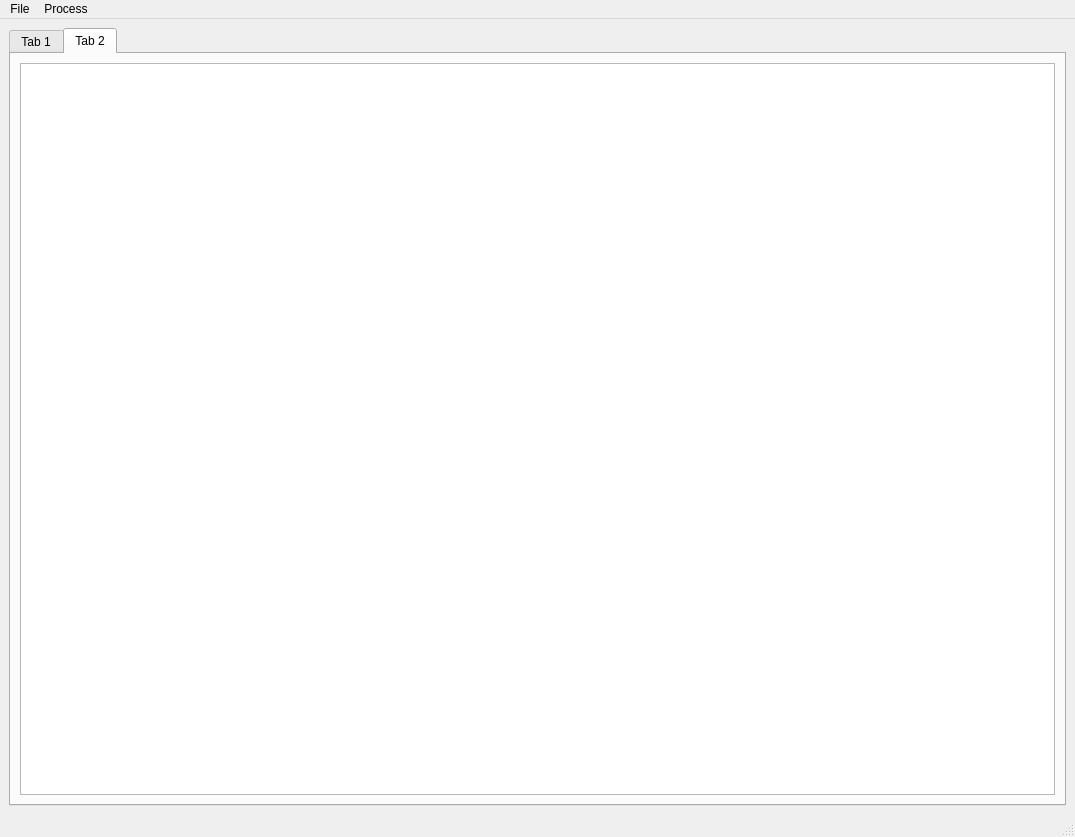
Above: image processing v1/main_window.ui from miclairy/Automated_Bloodstain_segmentation before the change. Below: the same form after it.
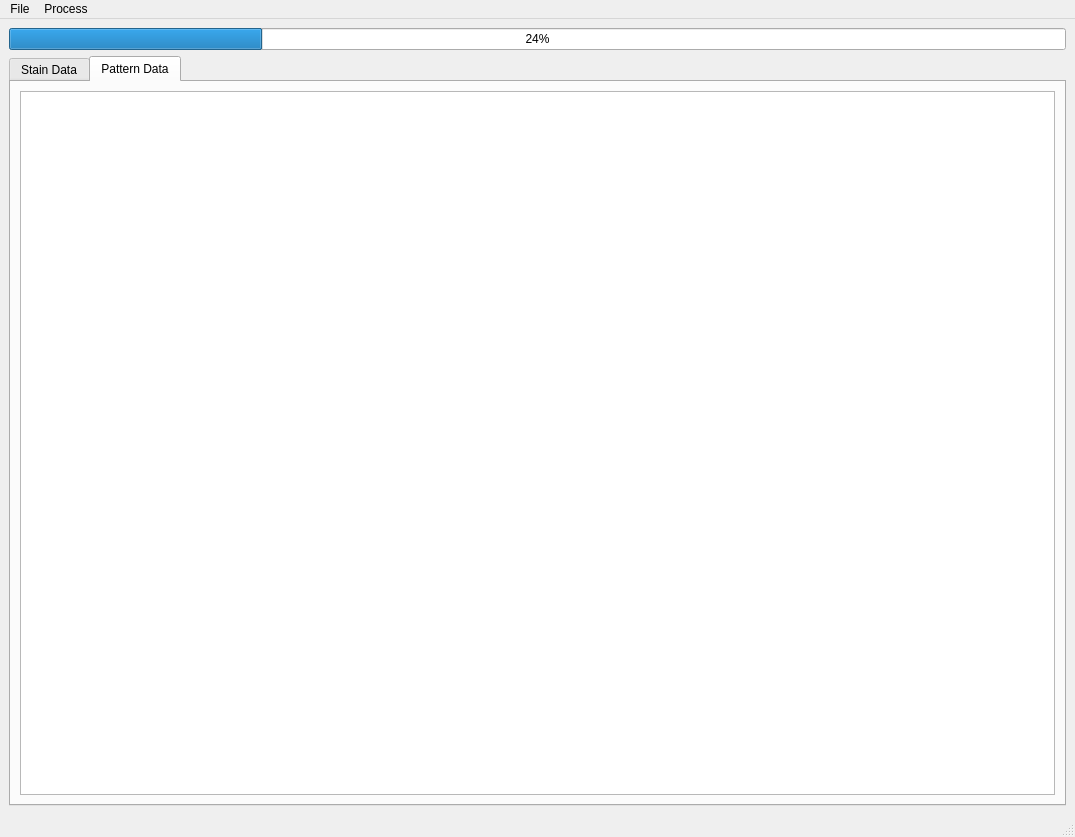
That is the form after the change. The open tabs and pages were chosen to show the change.

What changed in the file:
```diff
--- a/image processing v1/main_window.ui
+++ b/image processing v1/main_window.ui
@@ -24,7 +24,7 @@
     <bool>true</bool>
    </property>
    <layout class="QGridLayout" name="gridLayout">
-    <item row="0" column="0">
+    <item row="1" column="0">
      <layout class="QHBoxLayout" name="horizontalLayout" stretch="0">
       <property name="sizeConstraint">
        <enum>QLayout::SetMinimumSize</enum>
@@ -42,7 +42,7 @@
         </property>
         <widget class="QWidget" name="StainData">
          <attribute name="title">
-          <string>Tab 1</string>
+          <string>Stain Data</string>
          </attribute>
          <layout class="QGridLayout" name="gridLayout_3">
           <item row="0" column="0">
@@ -56,10 +56,10 @@
         </widget>
         <widget class="QWidget" name="PatternData">
          <attribute name="title">
-          <string>Tab 2</string>
+          <string>Pattern Data</string>
          </attribute>
          <layout class="QGridLayout" name="gridLayout_2">
-          <item row="0" column="0">
+          <item row="1" column="0">
            <layout class="QHBoxLayout" name="horizontalLayout_2" stretch="0">
             <property name="sizeConstraint">
              <enum>QLayout::SetDefaultConstraint</enum>
@@ -85,6 +85,13 @@
       </item>
      </layout>
     </item>
+    <item row="0" column="0">
+     <widget class="QProgressBar" name="progressBar">
+      <property name="value">
+       <number>24</number>
+      </property>
+     </widget>
+    </item>
    </layout>
   </widget>
   <widget class="QMenuBar" name="menubar">
```
Left out of the diff: 2 changed lines with no effect on the pictures.
